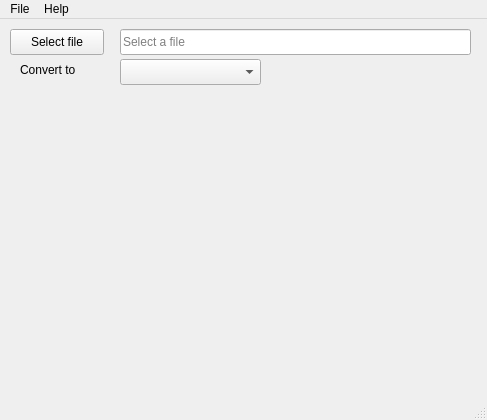
uncognic/FFmpeg-Qt, file mainwindow.ui: the form before one commit.
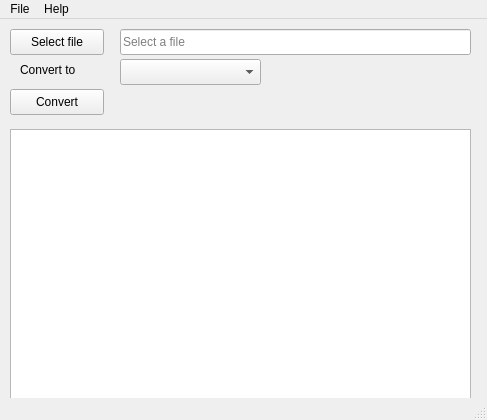
The form after the commit.

Commit message: mp4 to mov works but nothing else

```diff
--- a/mainwindow.ui
+++ b/mainwindow.ui
@@ -109,6 +109,29 @@
      <string>Convert to</string>
     </property>
    </widget>
+   <widget class="QPushButton" name="pushButton_2">
+    <property name="geometry">
+     <rect>
+      <x>10</x>
+      <y>70</y>
+      <width>94</width>
+      <height>26</height>
+     </rect>
+    </property>
+    <property name="text">
+     <string>Convert</string>
+    </property>
+   </widget>
+   <widget class="QTextEdit" name="textEdit">
+    <property name="geometry">
+     <rect>
+      <x>10</x>
+      <y>110</y>
+      <width>461</width>
+      <height>271</height>
+     </rect>
+    </property>
+   </widget>
   </widget>
   <widget class="QMenuBar" name="menubar">
    <property name="geometry">
```
Left out of the diff: 10 changed lines with no effect on the pictures. The commit also changes 2 other files.
